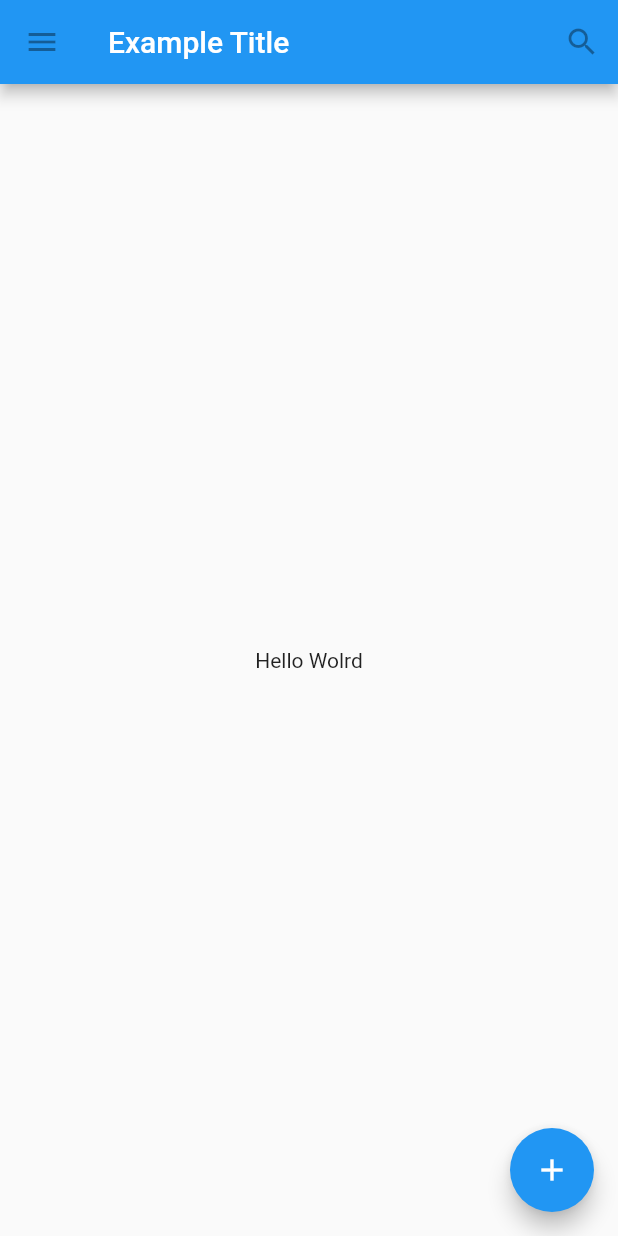
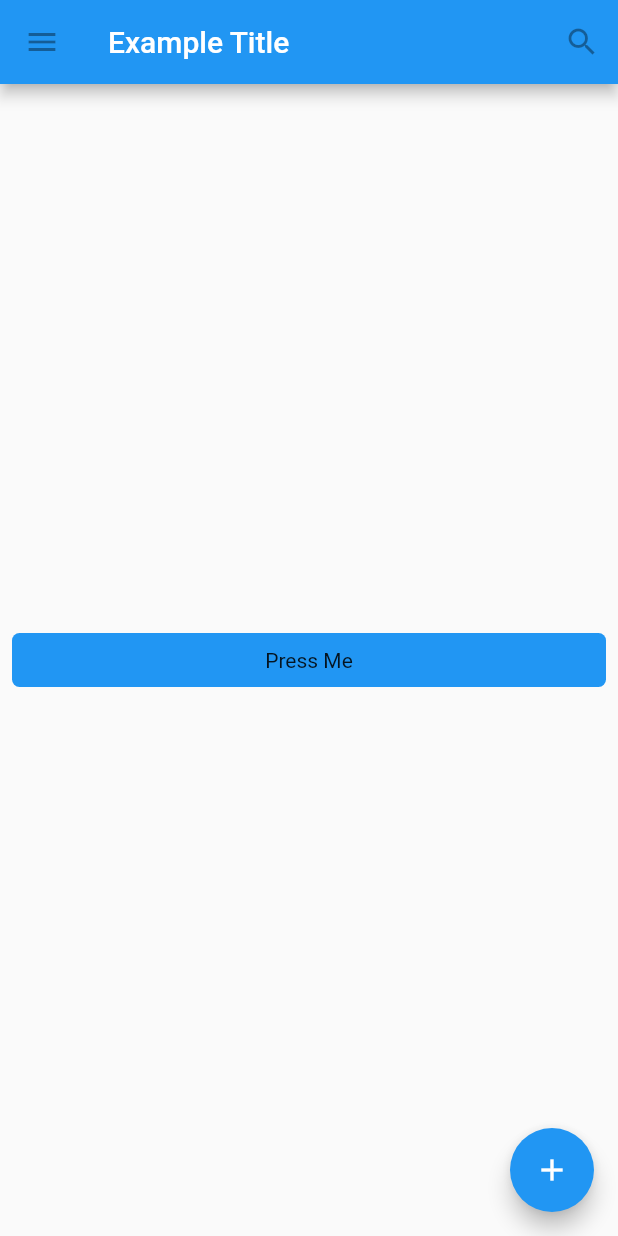
Before and after one commit to xruptronix/learn-flutter-basics, a Flutter app: the screen it shows after launch, on a phone screen of 412 x 824 dp. Run offline on Flutter 3.47's test engine with Material 2 defaults, Android fonts, the phone set to English and light mode, and no system bars.

Commit message:
use gesture detector widget to build custome button

```diff
--- a/lib/main.dart
+++ b/lib/main.dart
@@ -26,7 +26,7 @@ class MyApp extends StatelessWidget {
         ),
         body: Center(
           child: Container(
-            child: Text('Hello Wolrd'),
+            child: MyButton(),
           ),
         ),
         floatingActionButton: FloatingActionButton(
@@ -38,3 +38,26 @@ class MyApp extends StatelessWidget {
     );
   }
 }
+
+class MyButton extends StatelessWidget {
+  @override
+  Widget build(BuildContext context) {
+    return GestureDetector(
+      onTap: (){
+        print('Button has been taped');
+      },
+      child: Container(
+        height: 36,
+        padding: EdgeInsets.all(10),
+        margin: EdgeInsets.symmetric(horizontal: 8),
+        decoration: BoxDecoration(
+          borderRadius: BorderRadius.circular(5),
+          color: Colors.blue[500]
+        ),
+        child: Center(
+          child: Text('Press Me')
+        ),
+      ),
+    );
+  }
+}
```
